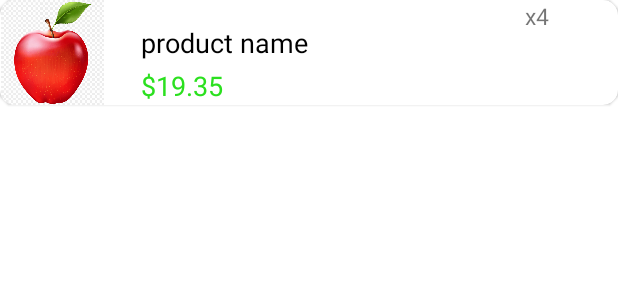
After one commit to ibrahimabdellatif/instaCart, an Android app: the layout cart_item.xml on its own in the app's theme, with its tools: preview values and no code run, on a phone screen of 412 x 824 dp. The commit adds this screen. Shown: the top 300 px of the screen. Run offline under Robolectric (Android 15) with nearby library versions, the phone set to English and light mode, and no system bars.

Commit message:
fix detail page ,problem with cart

```diff
--- a/app/src/main/AndroidManifest.xml
+++ b/app/src/main/AndroidManifest.xml
@@ -9,7 +9,8 @@
         android:roundIcon="@mipmap/ic_launcher_round"
         android:supportsRtl="true"
         android:theme="@style/Theme.InstaCart">
-        <activity android:name=".ItemDetailsActivity"></activity>
+        <activity android:name=".CartActivity"></activity>
+        <activity android:name=".ItemDetailsActivity" />
         <activity
             android:name=".AllProductActivity"
             android:parentActivityName=".MainActivity" />
--- a/app/src/main/java/com/example/instacart/ProductItems.java
+++ b/app/src/main/java/com/example/instacart/ProductItems.java
@@ -1,11 +1,10 @@
 package com.example.instacart;
 
+//@Entity (tableName = "product_table")
 public class ProductItems {
-
     private int imageResourceProduct;
     private String nameProduct;
     private String priceProduct;
-
     private int imageResourceAllCategories;
     private String allCategoriesName;
 
--- /dev/null
+++ b/app/src/main/res/drawable/ic_shopping_cart.xml
@@ -0,0 +1,5 @@
+<vector android:height="24dp" android:tint="#FFFFFF"
+    android:viewportHeight="24" android:viewportWidth="24"
+    android:width="24dp" xmlns:android="http://schemas.android.com/apk/res/android">
+    <path android:fillColor="@android:color/white" android:pathData="M7,18c-1.1,0 -1.99,0.9 -1.99,2S5.9,22 7,22s2,-0.9 2,-2 -0.9,-2 -2,-2zM1,2v2h2l3.6,7.59 -1.35,2.45c-0.16,0.28 -0.25,0.61 -0.25,0.96 0,1.1 0.9,2 2,2h12v-2L7.42,15c-0.14,0 -0.25,-0.11 -0.25,-0.25l0.03,-0.12 0.9,-1.63h7.45c0.75,0 1.41,-0.41 1.75,-1.03l3.58,-6.49c0.08,-0.14 0.12,-0.31 0.12,-0.48 0,-0.55 -0.45,-1 -1,-1L5.21,4l-0.94,-2L1,2zM17,18c-1.1,0 -1.99,0.9 -1.99,2s0.89,2 1.99,2 2,-0.9 2,-2 -0.9,-2 -2,-2z"/>
+</vector>
--- /dev/null
+++ b/app/src/main/res/layout/cart_item.xml
@@ -0,0 +1,72 @@
+<?xml version="1.0" encoding="utf-8"?>
+<androidx.constraintlayout.widget.ConstraintLayout xmlns:android="http://schemas.android.com/apk/res/android"
+    xmlns:app="http://schemas.android.com/apk/res-auto"
+    xmlns:tools="http://schemas.android.com/tools"
+    android:layout_width="match_parent"
+    android:layout_height="match_parent">
+
+    <androidx.cardview.widget.CardView
+        android:layout_width="match_parent"
+        android:layout_height="wrap_content"
+        app:cardCornerRadius="10dp"
+        app:cardElevation="1dp"
+        tools:ignore="MissingConstraints">
+
+        <androidx.constraintlayout.widget.ConstraintLayout
+            android:layout_width="match_parent"
+            android:layout_height="wrap_content">
+
+            <ImageView
+                android:id="@+id/iv_cart"
+                android:layout_width="70dp"
+                android:layout_height="70dp"
+                android:src="@drawable/apple"
+                tools:ignore="MissingConstraints" />
+
+            <TextView
+                android:id="@+id/tv_cart_product_name"
+                android:layout_width="wrap_content"
+                android:layout_height="wrap_content"
+                android:layout_marginStart="24dp"
+                android:layout_marginTop="16dp"
+                android:text="product name"
+                android:textColor="@color/black"
+                android:textSize="18sp"
+                app:layout_constraintStart_toEndOf="@+id/iv_cart"
+                app:layout_constraintTop_toTopOf="parent"
+                tools:ignore="MissingConstraints" />
+
+            <TextView
+                android:id="@+id/tv_cart_product_price"
+                android:layout_width="wrap_content"
+                android:layout_height="wrap_content"
+                android:layout_marginStart="24dp"
+                android:layout_marginTop="4dp"
+                android:text="$19.35"
+                android:textColor="#2be01f"
+                android:textSize="18sp"
+                app:layout_constraintStart_toEndOf="@+id/iv_cart"
+                app:layout_constraintTop_toBottomOf="@+id/tv_cart_product_name"
+                tools:ignore="MissingConstraints" />
+
+            <TextView
+                android:id="@+id/tv_cart_number_of_items"
+                android:layout_width="wrap_content"
+                android:layout_height="wrap_content"
+                android:text="x4"
+                android:textSize="15sp"
+                app:layout_constraintEnd_toEndOf="parent"
+                app:layout_constraintHorizontal_bias="0.813"
+                app:layout_constraintStart_toEndOf="@+id/tv_cart_product_price"
+                tools:layout_editor_absoluteY="34dp" />
+        </androidx.constraintlayout.widget.ConstraintLayout>
+    </androidx.cardview.widget.CardView>
+
+    <TextView
+        android:layout_width="wrap_content"
+        android:layout_height="wrap_content"
+        android:text="hellooo"
+        android:textSize="50dp"
+        tools:ignore="MissingConstraints" />
+
+</androidx.constraintlayout.widget.ConstraintLayout>
```
Also changed, not shown: app/build.gradle (+7 -0 lines), app/src/main/java/com/example/instacart/CartActivity.java (added, +54 -0 lines), app/src/main/java/com/example/instacart/CartAdapter.java (added, +77 -0 lines), app/src/main/java/com/example/instacart/ItemDetailsActivity.java (+84 -26 lines), app/src/main/java/com/example/instacart/MainActivity.java (+35 -3 lines), app/src/main/res/layout/activity_cart.xml (added, +25 -0 lines), app/src/main/res/layout/activity_item_details.xml (+23 -21 lines), app/src/main/res/layout/item_details.xml (deleted, +0 -94 lines), app/src/main/res/menu/shopping_cart_menu.xml (added, +10 -0 lines).
